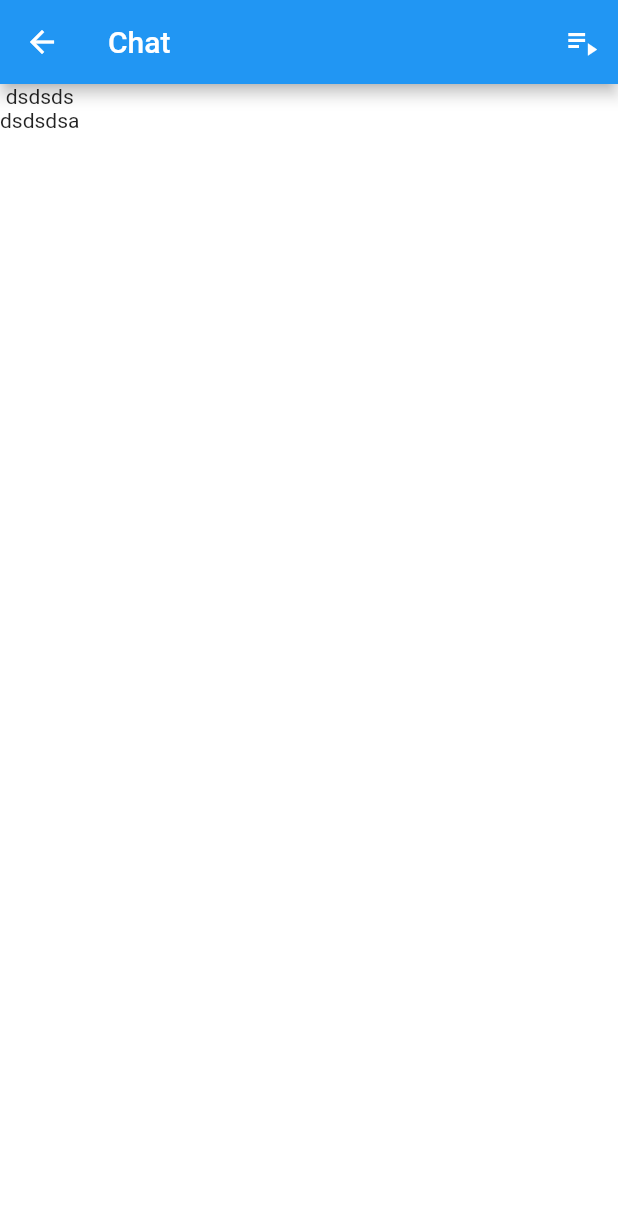
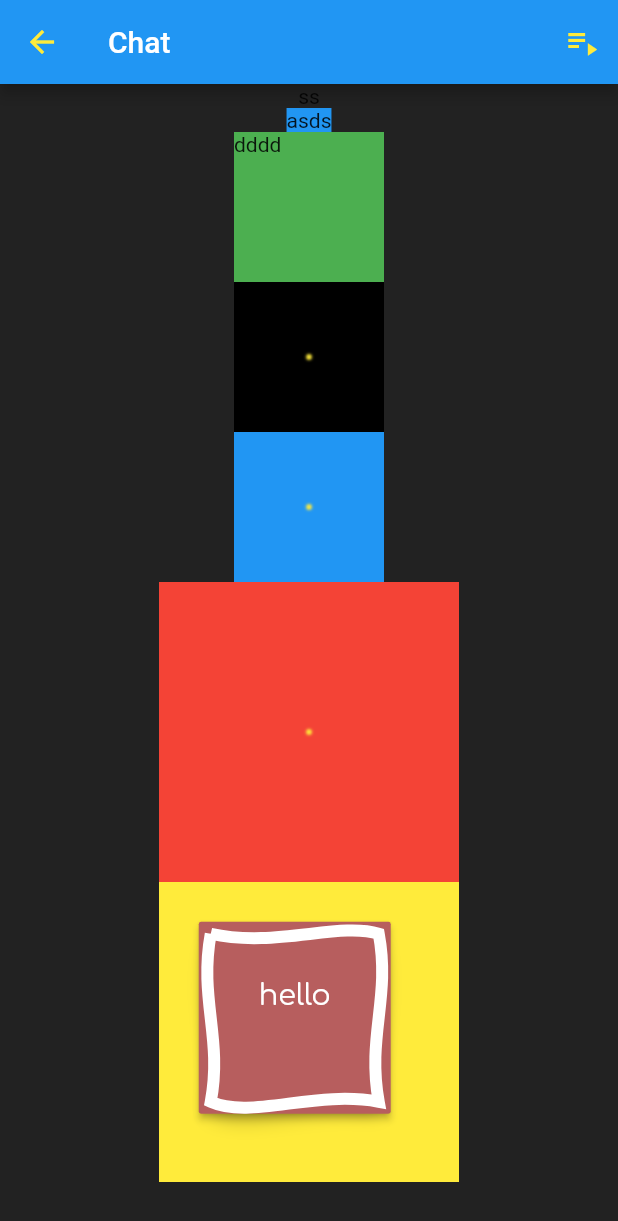
Before and after one commit to fmatosqg/flutter-sample-crypto, a Flutter app: the screen it shows after launch, after a tap on "Anonymous", on a phone screen of 412 x 824 dp. Shown: the top 1221 px of the screen. Run offline on Flutter 3.47's test engine with Material 2 defaults, Android fonts, the phone set to English and light mode, and no system bars; our stand-ins replace video_player, yaml; missing offline and left inert: code_builder, dart_style; network calls fail.

Commit message:
Add blurred dots on CustomPaint

```diff
--- a/lib/ui/screen/chat/ChatScreen.dart
+++ b/lib/ui/screen/chat/ChatScreen.dart
@@ -1,11 +1,13 @@
 import 'package:crypto_coin_forum/ui/navigation/Navigation.dart';
+import 'package:crypto_coin_forum/ui/screen/chat/Sparkles.dart';
+import 'package:crypto_coin_forum/ui/screen/login/LoginCarousel.dart';
 import 'package:flutter/material.dart';
 
 class ChatScreen extends StatelessWidget {
   @override
   Widget build(BuildContext context) {
     return new Scaffold(
-      appBar: new AppBar(
+        appBar: new AppBar(
           leading: new IconButton(
             icon: new Icon(
               Icons.arrow_back,
@@ -23,14 +25,52 @@ class ChatScreen extends StatelessWidget {
               onPressed: () {},
 //              onPressed: _airDress,
             ),
-          ]),
+          ],
+        ),
 //      backgroundColor: Colors.white,
-      body: new Container(
+        body: _buildView());
+  }
+
+  Widget _buildView() {
+    return new SingleChildScrollView(
+      child: new Center(
         child: new Column(
           children: <Widget>[
-            new Text("dsdsds"),
-            new Text("dsdsdsa"),
-            new Icon(Icons.playlist_play),
+            new Text("ss"),
+            new Container(
+              color: Colors.blue,
+              child: new Text("asds"),
+            ),
+            new Container(
+              color: Colors.green,
+              height: 100.0,
+              width: 100.0,
+              child: new Text("dddd"),
+            ),
+            new Container(
+              width: 100.0,
+              height: 100.0,
+              color: Colors.black,
+              child: new Sparkles(),
+            ),
+            new Container(
+              width: 100.0,
+              height: 100.0,
+              color: Colors.blue,
+              child: new Sparkles(),
+            ),
+            new Container(
+              width: 200.0,
+              height: 200.0,
+              color: Colors.red,
+              child: new Sparkles(),
+            ),
+            new Container(
+              height: 200.0,
+              width: 200.0,
+              color: Colors.yellow,
+              child: new LoginCard(text: "hello"),
+            ),
           ],
         ),
       ),
--- /dev/null
+++ b/lib/ui/screen/chat/Sparkles.dart
@@ -0,0 +1,90 @@
+import 'dart:async';
+import 'dart:io';
+import 'dart:typed_data';
+
+import 'package:flutter/material.dart';
+import 'dart:ui' as ui;
+import 'package:flutter/services.dart' show rootBundle;
+
+class Sparkles extends CustomPaint {
+  @override
+  CustomPainter get painter => new _SparklesPainter();
+
+  @override
+  // TODO: implement child
+  Widget get child => new Container(
+//          child: new Image.asset("assets/images/yang.png")
+      );
+}
+
+class _SparklesPainter extends CustomPainter {
+  static final _yang = "assets/images/yang.png";
+
+  @override
+  void paint(Canvas canvas, Size size) {
+    var center = new Offset(size.width / 2, size.height / 2);
+    _drawParticle(canvas, center);
+  }
+
+  @override
+  bool shouldRepaint(CustomPainter oldDelegate) {
+    print("Repaint");
+    return true;
+  }
+
+  void _drawAura(Canvas canvas, Offset center) {
+    double size = 90.0;
+
+    Paint paint = new Paint();
+
+    Offset off = new Offset(size / 2, size / 2);
+    Rect rect = new Rect.fromPoints(center - off, center + off);
+
+    paint.maskFilter = new MaskFilter.blur(BlurStyle.outer, 10.0);
+    paint.color = Colors.yellow;
+
+    canvas.drawOval(rect, paint);
+  }
+
+  ui.Image _cachedImage = null;
+
+  void _drawImage(Canvas canvas, Size size) async {
+    if (_cachedImage != null) {
+      print("cached image instantiated: $_cachedImage");
+      Paint paint = new Paint();
+      var offset = new Offset(size.width, size.height);
+
+//      canvas.drawOval(rect, paint)
+      _drawAura(canvas, new Offset(0.0, 0.0));
+      canvas.drawImage(_cachedImage, offset, paint);
+    }
+    ByteData bd = await rootBundle.load(_yang);
+    Uint8List lst = new Uint8List.view(bd.buffer);
+    var codec = await ui.instantiateImageCodec(lst);
+    var frameInfo = await codec.getNextFrame();
+
+    ui.Image bkImage = frameInfo.image;
+    print("bkImage instantiated: $bkImage");
+    _cachedImage = bkImage;
+
+    Paint paint = new Paint();
+    var offset = new Offset(size.width, size.height);
+//    canvas.drawImage(_cachedImage, offset, paint);
+  }
+
+  void _drawParticle(Canvas canvas, Offset center) {
+    double size = 3.9;
+    double sigma = 1.0;
+
+    Paint paint = new Paint();
+
+    Offset off = new Offset(size / 2, size / 2);
+    Rect rect = new Rect.fromPoints(center - off, center + off);
+
+    paint.color = Colors.yellow;
+
+    paint.maskFilter = new MaskFilter.blur(BlurStyle.normal, sigma);
+
+    canvas.drawOval(rect, paint);
+  }
+}
--- a/lib/ui/screen/login/LoginCarousel.dart
+++ b/lib/ui/screen/login/LoginCarousel.dart
@@ -145,7 +145,9 @@ class LoginCard extends StatefulWidget {
         ),
         new Padding(padding: const EdgeInsets.all(8.0)),
         new SizedBox(
-            width: 20.0, height: 20.0, child: new Image.asset(assetPath))
+            width: 20.0,
+            height: 20.0,
+            child: assetPath == null ? null : new Image.asset(assetPath))
       ],
     );
   }
--- a/lib/ui/themes/Themes.dart
+++ b/lib/ui/themes/Themes.dart
@@ -24,6 +24,6 @@ final ThemeData LoginTheme = new ThemeData(
 );
 
 final ThemeData ChatTheme = new ThemeData(
-  scaffoldBackgroundColor: Colors.white,
-  iconTheme: new IconThemeData(color: Colors.white),
+  scaffoldBackgroundColor: Colors.black87,
+  iconTheme: new IconThemeData(color: Colors.yellow),
 );
--- a/pubspec.yaml
+++ b/pubspec.yaml
@@ -90,6 +90,7 @@ flutter:
 
   assets:
     - assets/images/bitcoin2.png
+    - assets/images/yang.png
 #    - assets/images/bitcoin4.png
 #    - assets/images/bbitcoin2.png
 
```
Also changed, not shown: assets/images/yang.png (added).
